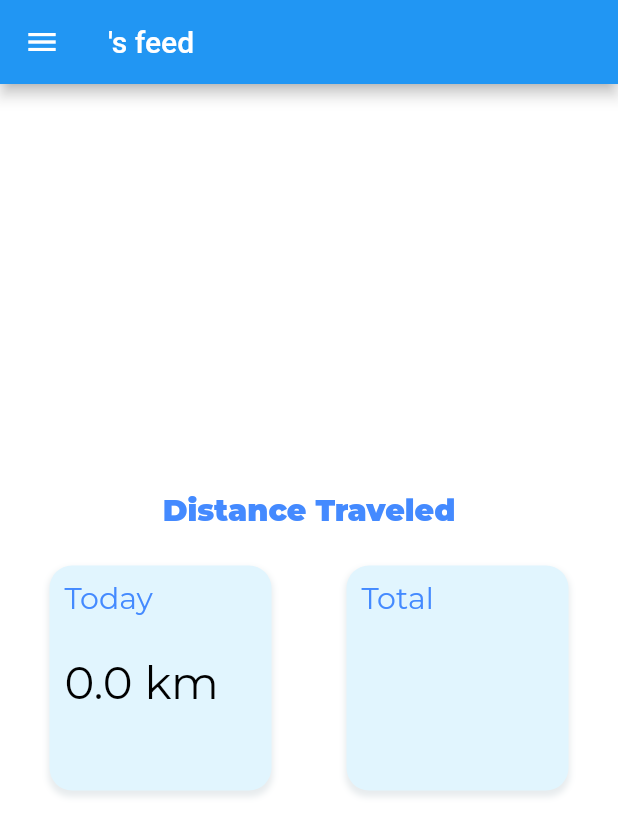
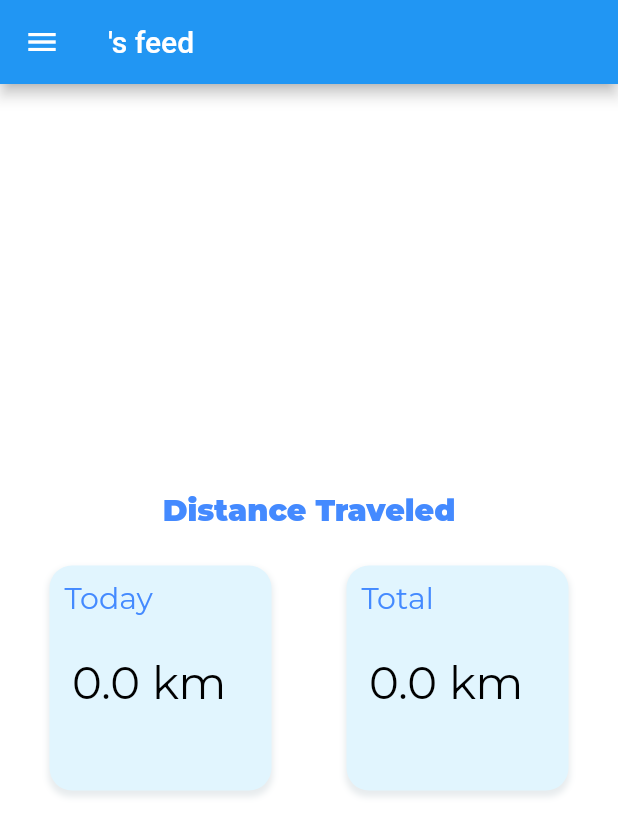
Before and after one commit to lholbrook1/Mobile-Health-App, a Flutter app: the HomeScreen screen opened directly with empty values, on a phone screen of 412 x 824 dp. Shown: the top 836 px of the screen. Run offline on Flutter 3.47's test engine with Material 2 defaults, Android fonts, the light colour scheme and no system bars; our stand-ins replace cloud_firestore, csv, firebase_auth, firebase_core; accounts and stored records are empty; project files that could hold a hidden picture were left out.

Commit message:
fixed pathing issues

```diff
--- a/lib/viewscreen/home_screen.dart
+++ b/lib/viewscreen/home_screen.dart
@@ -1,6 +1,6 @@
 import 'package:firebase_auth/firebase_auth.dart';
 import 'package:flutter/material.dart';
-import 'package:mobile_health_app/controller/firestore_controller.dart';
+import '../controller/firestore_controller.dart';
 import '../model/accelerometer.dart';
 import '../model/constant.dart';
 import 'settings_screen.dart';
@@ -132,7 +132,7 @@ class _HomeState extends State<HomeScreen> {
                                 ),
                                 Positioned(
                                   top: 85,
-                                  left: 35,
+                                  left: 40,
                                   child: Text(
                                     "${widget.accelerometer.totalDayDistance.toString()} km",
                                     style: TextStyle(
@@ -180,6 +180,18 @@ class _HomeState extends State<HomeScreen> {
                                       fontFamily: 'Montserrat',
                                       fontSize: 20.0,
                                       color: Colors.blueAccent,
+                                    ),
+                                  ),
+                                ),
+                                Positioned(
+                                  top: 85,
+                                  left: 40,
+                                  child: Text(
+                                    "${widget.accelerometer.totalDistance.toString()} km",
+                                    style: TextStyle(
+                                      fontFamily: 'Montserrat',
+                                      fontSize: 30.0,
+                                      color: Colors.black,
                                     ),
                                   ),
                                 ),
--- a/lib/viewscreen/start_screen.dart
+++ b/lib/viewscreen/start_screen.dart
@@ -1,13 +1,13 @@
 import 'package:firebase_auth/firebase_auth.dart';
 import 'package:firebase_core/firebase_core.dart';
 import 'package:flutter/material.dart';
-import 'package:mobile_health_app/model/accelerometer.dart';
-import 'package:mobile_health_app/controller/firestore_controller.dart';
-import 'package:mobile_health_app/viewscreen/view_util.dart';
 
 import '../controller/auth_controller.dart';
+import '../controller/firestore_controller.dart';
+import '../model/accelerometer.dart';
 import '../model/constant.dart';
 import 'home_screen.dart';
+import 'view_util.dart';
 
 class StartScreen extends StatefulWidget {
   const StartScreen({Key? key}) : super(key: key);
```
Also changed, not shown: lib/viewscreen/settings_screen.dart (+4 -3 lines).
